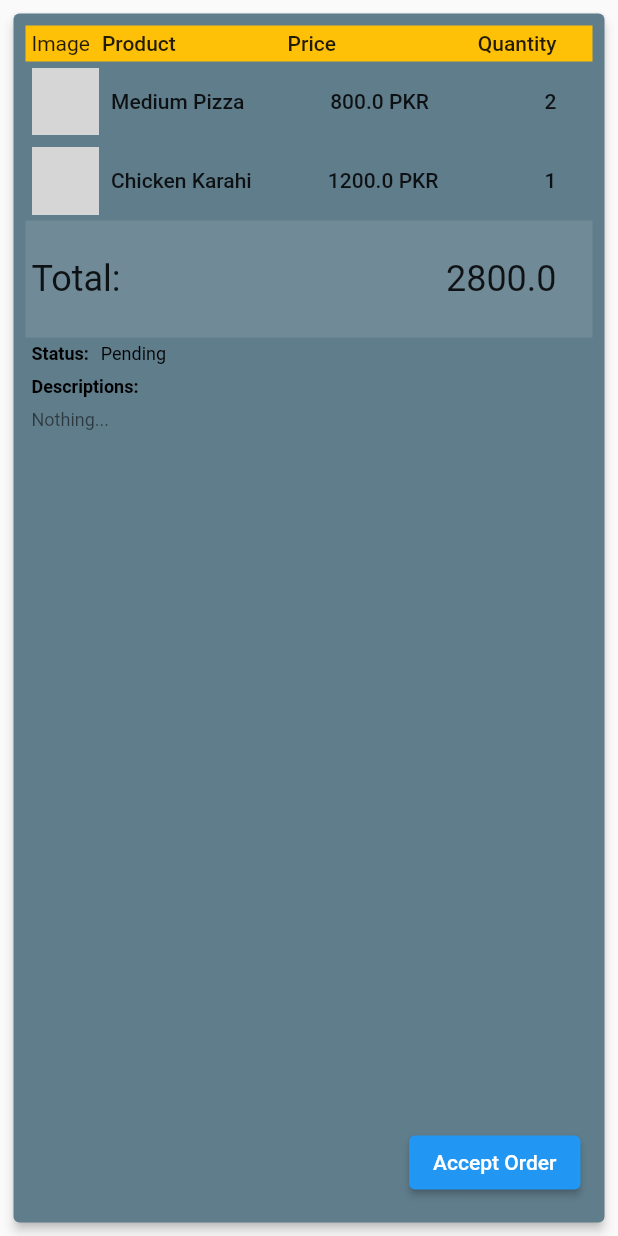
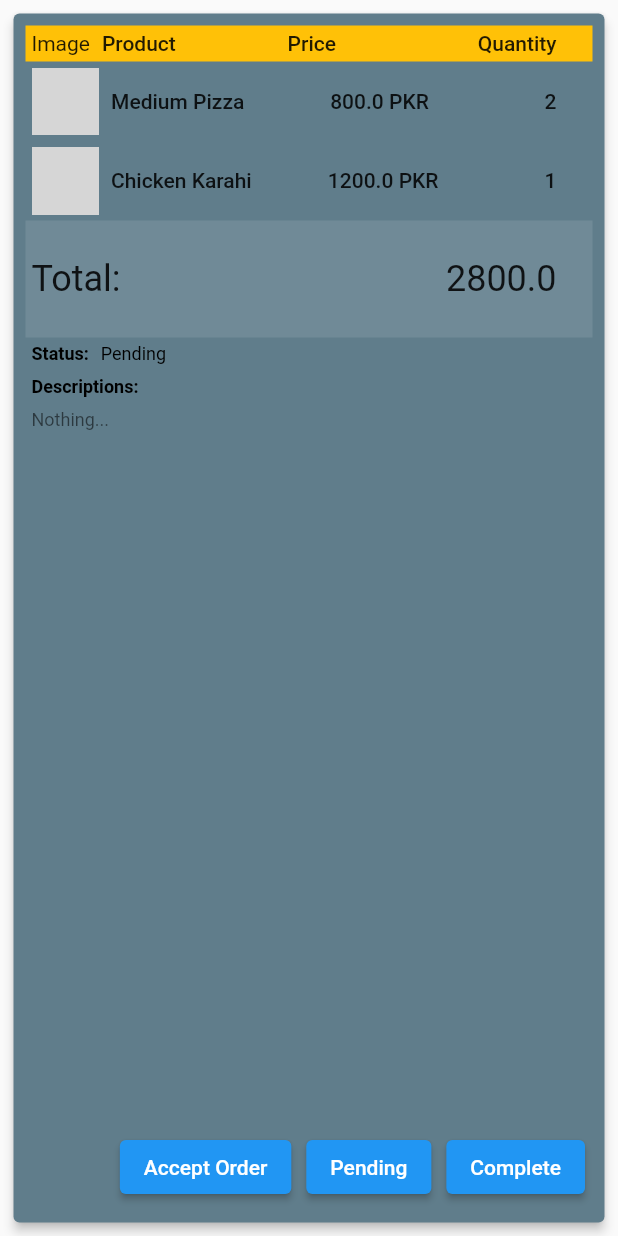
Before and after one commit to yasinkhan001/order_taking_system, a Flutter app: the OrderTile widget shown alone on an empty page, opened directly with sample values from the repository, on a phone screen of 412 x 824 dp. Run offline on Flutter 3.47's test engine with Material 2 defaults, Android fonts, the phone set to English and light mode, and no system bars; network calls fail; grey boxes are pictures that could not be loaded.

Commit message:
Order Taking Project

```diff
--- a/lib/Screens/admin/order_list.dart
+++ b/lib/Screens/admin/order_list.dart
@@ -201,9 +201,19 @@ class OrderTile extends StatelessWidget {
                   mainAxisAlignment: MainAxisAlignment.end,
                   children: [
                     Padding(
-                      padding: const EdgeInsets.all(8.0),
+                      padding: const EdgeInsets.all(5.0),
                       child: ElevatedButton(
                           onPressed: () {}, child: const Text('Accept Order')),
+                    ),
+                    Padding(
+                      padding: const EdgeInsets.all(5.0),
+                      child: ElevatedButton(
+                          onPressed: () {}, child: const Text('Pending')),
+                    ),
+                    Padding(
+                      padding: const EdgeInsets.all(5.0),
+                      child: ElevatedButton(
+                          onPressed: () {}, child: const Text('Complete')),
                     )
                   ],
                 )
```
